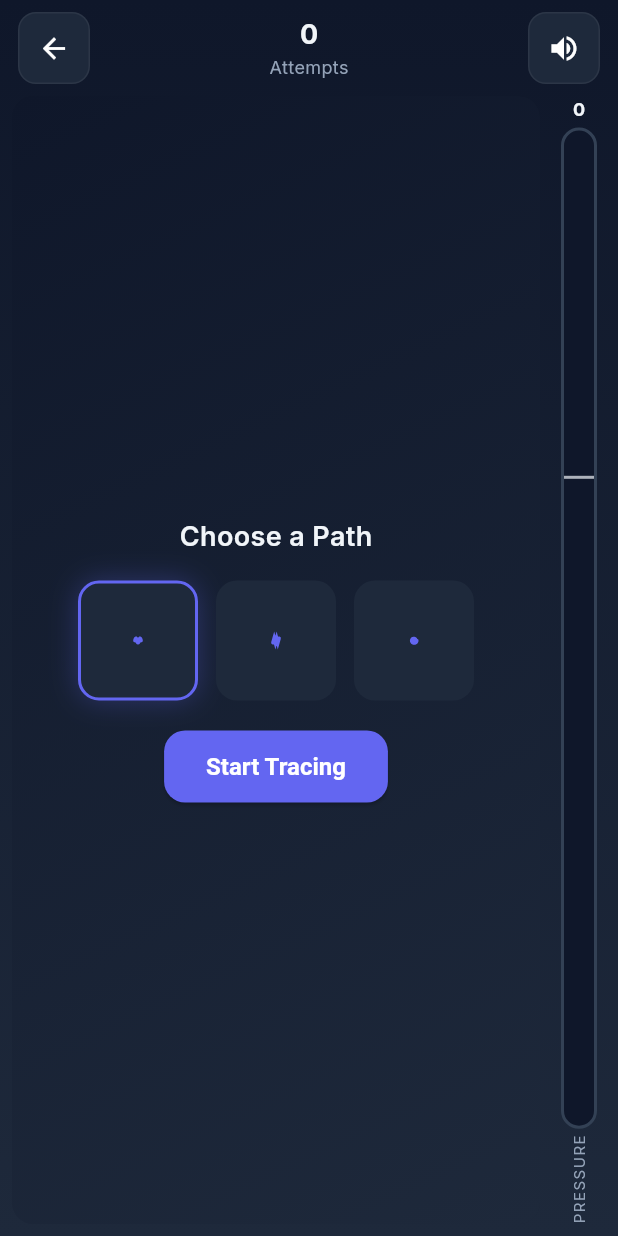
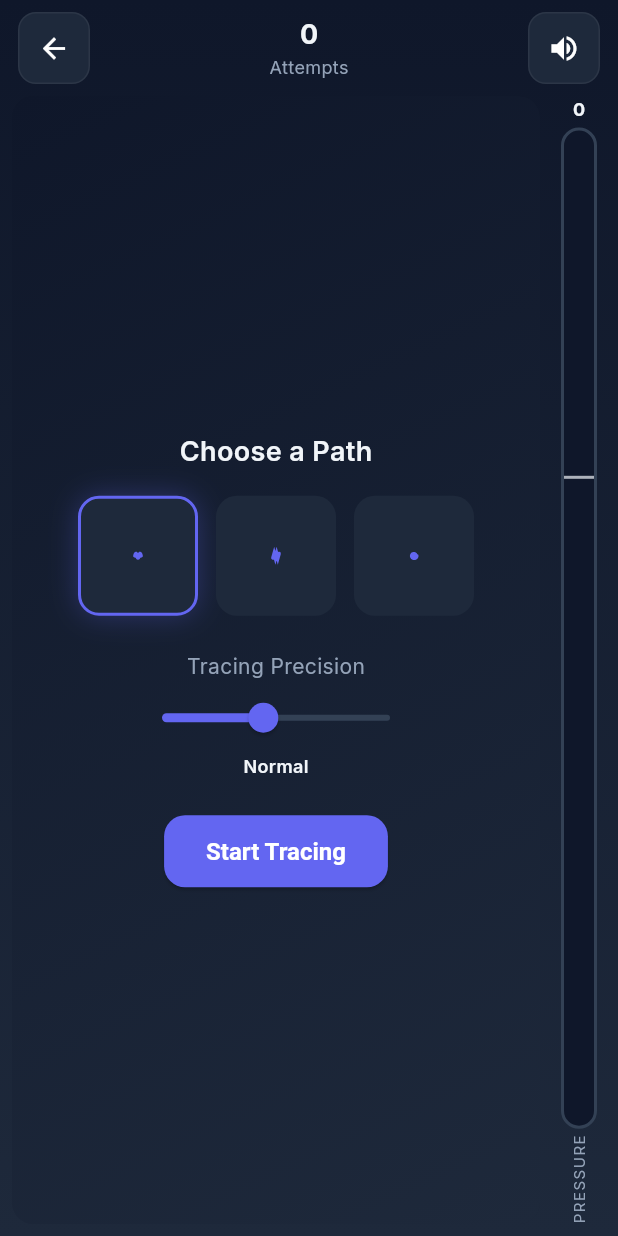
Before and after one commit to mahmud195/PressurePath-Game, a Flutter app: the GameScreen screen opened directly, on a phone screen of 412 x 824 dp. Run offline on Flutter 3.47's test engine with Material 3 defaults, Android fonts, the phone set to English and light mode, and no system bars; our stand-ins replace google_fonts, image_picker.

Commit message:
Add tracing precision slider to let users choose error tolerance

```diff
--- a/pressure_path/lib/i18n/strings.dart
+++ b/pressure_path/lib/i18n/strings.dart
@@ -80,6 +80,10 @@ class I18n {
       'zigzag': 'Zigzag',
       'spiral': 'Spiral',
       'offTrack': 'You went off track!',
+      'precision': 'Tracing Precision',
+      'strict': 'Strict (Exact)',
+      'relaxed': 'Relaxed (Forgiving)',
+      'normal': 'Normal',
     },
     'ar': {
       'appName': 'مسار الهدوء',
@@ -159,6 +163,10 @@ class I18n {
       'zigzag': 'متعرج',
       'spiral': 'حلزوني',
       'offTrack': 'لقد خرجت عن المسار!',
+      'precision': 'دقة الرسم',
+      'strict': 'صارم (بالضبط)',
+      'relaxed': 'مرن (يسمح بأخطاء)',
+      'normal': 'عادي',
     },
   };
 
--- a/pressure_path/lib/screens/game_screen.dart
+++ b/pressure_path/lib/screens/game_screen.dart
@@ -7,6 +7,7 @@ import '../theme/app_theme.dart';
 
 class GameScreen extends StatefulWidget {
   final TrailPath? customTrail;
+  static double globalTolerance = 35.0;
 
   const GameScreen({super.key, this.customTrail});
 
@@ -38,9 +39,6 @@ class _GameScreenState extends State<GameScreen> with SingleTickerProviderStateM
     super.initState();
     if (widget.customTrail != null) {
       _selectedPath = 'custom';
-      WidgetsBinding.instance.addPostFrameCallback((_) {
-        _startPlaying();
-      });
     }
   }
 
@@ -201,7 +199,7 @@ class _GameScreenState extends State<GameScreen> with SingleTickerProviderStateM
     }
 
     // Fail if went off the path
-    if (minD > 35) {
+    if (minD > GameScreen.globalTolerance) {
       _triggerFail(reason: I18n.t('offTrack'));
       return;
     }
@@ -315,6 +313,7 @@ class _GameScreenState extends State<GameScreen> with SingleTickerProviderStateM
       child: Column(
         mainAxisSize: MainAxisSize.min,
         children: [
+          if (widget.customTrail == null) ...[
             Text(I18n.t('choosePath'),
                 style: const TextStyle(fontSize: 18, fontWeight: FontWeight.w600)),
             const SizedBox(height: 16),
@@ -347,7 +346,27 @@ class _GameScreenState extends State<GameScreen> with SingleTickerProviderStateM
                 );
               }).toList(),
             ),
-          const SizedBox(height: 20),
+            const SizedBox(height: 24),
+          ],
+
+          Text(I18n.t('precision'),
+              style: const TextStyle(fontSize: 14, color: AppColors.muted)),
+          SizedBox(
+            width: 200,
+            child: Slider(
+              value: GameScreen.globalTolerance,
+              min: 15,
+              max: 60,
+              activeColor: AppColors.accent,
+              onChanged: (v) => setState(() => GameScreen.globalTolerance = v),
+            ),
+          ),
+          Text(
+            GameScreen.globalTolerance < 25 ? I18n.t('strict') : GameScreen.globalTolerance > 45 ? I18n.t('relaxed') : I18n.t('normal'),
+            style: const TextStyle(fontSize: 12, fontWeight: FontWeight.w600),
+          ),
+          const SizedBox(height: 24),
+
           ElevatedButton(
             onPressed: _startPlaying,
             child: Text(I18n.t('startTrace')),
```
Also changed, not shown: 2 other files. Lines whose indentation alone changed are shown as unchanged.
